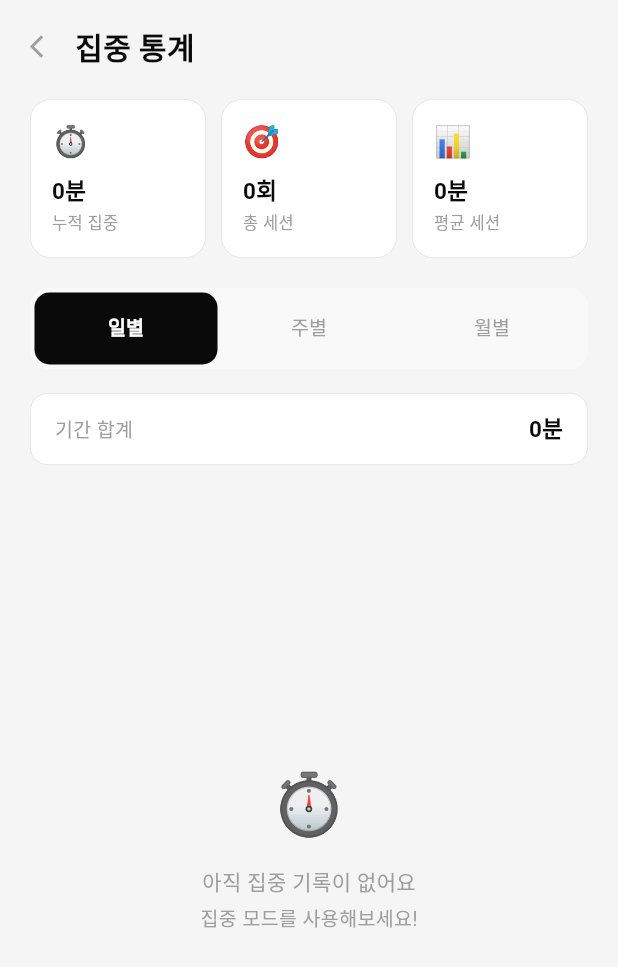
After one commit to ys7109/motivating-flutter, a Flutter app: the FocusStatsScreen screen opened directly, on a phone screen of 412 x 824 dp. The commit adds this screen. Shown: the top 967 px of the screen. Run offline on Flutter 3.47's test engine with Material 3 defaults, Android fonts, the phone set to English and light mode, and no system bars; our stand-ins replace cloud_firestore, firebase_auth, firebase_core, flutter_local_notifications, google_sign_in, permission_handler and 3 more; accounts and stored records are empty; generated files the repository leaves out were written again; network calls fail.

Commit message:
v1.5.0 - 집중 통계 화면, XP 표시 개선, 토스트 큐

```diff
--- /dev/null
+++ b/lib/screens/my/focus_stats_screen.dart
@@ -0,0 +1,310 @@
+import 'package:flutter/material.dart';
+import 'package:provider/provider.dart';
+import 'package:cloud_firestore/cloud_firestore.dart';
+import '../../utils/theme.dart';
+import '../../providers/app_provider.dart';
+
+class FocusStatsScreen extends StatefulWidget {
+  const FocusStatsScreen({super.key});
+  @override
+  State<FocusStatsScreen> createState() => _FocusStatsScreenState();
+}
+
+class _FocusStatsScreenState extends State<FocusStatsScreen> with SingleTickerProviderStateMixin {
+  late TabController _tabCtrl;
+  List<Map<String, dynamic>> _sessions = [];
+  bool _loading = true;
+
+  @override
+  void initState() {
+    super.initState();
+    _tabCtrl = TabController(length: 3, vsync: this);
+    _loadSessions();
+  }
+
+  @override
+  void dispose() {
+    _tabCtrl.dispose();
+    super.dispose();
+  }
+
+  Future<void> _loadSessions() async {
+    final uid = context.read<AppProvider>().authUser!.uid;
+    final snap = await FirebaseFirestore.instance
+        .collection('users').doc(uid).collection('focusSessions')
+        .orderBy('createdAt', descending: false)
+        .get();
+    if (mounted) setState(() {
+      _sessions = snap.docs.map((d) {
+        final data = d.data();
+        final ts = data['createdAt'] as Timestamp?;
+        return {'minutes': data['minutes'] ?? 0, 'createdAt': ts?.toDate() ?? DateTime.now()};
+      }).toList();
+      _loading = false;
+    });
+  }
+
+  // 일별 데이터 (최근 7일)
+  List<_BarData> get _dailyData {
+    final now = DateTime.now();
+    return List.generate(7, (i) {
+      final date = now.subtract(Duration(days: 6 - i));
+      final dateStr = '${date.year}-${date.month.toString().padLeft(2,'0')}-${date.day.toString().padLeft(2,'0')}';
+      final mins = _sessions.where((s) {
+        final d = s['createdAt'] as DateTime;
+        final ds = '${d.year}-${d.month.toString().padLeft(2,'0')}-${d.day.toString().padLeft(2,'0')}';
+        return ds == dateStr;
+      }).fold<int>(0, (sum, s) => sum + (s['minutes'] as int));
+      final weekDays = ['일','월','화','수','목','금','토'];
+      return _BarData(label: weekDays[date.weekday % 7], minutes: mins, isToday: i == 6);
+    });
+  }
+
+  // 주별 데이터 (최근 8주)
+  List<_BarData> get _weeklyData {
+    final now = DateTime.now();
+    return List.generate(8, (i) {
+      final weekStart = now.subtract(Duration(days: now.weekday % 7 + (7 - i) * 7 - 7 * (7 - i)));
+      final start = DateTime(now.year, now.month, now.day).subtract(Duration(days: now.weekday % 7 + (7 - i - 1) * 7));
+      final end = start.add(const Duration(days: 6));
+      final mins = _sessions.where((s) {
+        final d = s['createdAt'] as DateTime;
+        final dd = DateTime(d.year, d.month, d.day);
+        return !dd.isBefore(start) && !dd.isAfter(end);
+      }).fold<int>(0, (sum, s) => sum + (s['minutes'] as int));
+      final label = i == 7 ? '이번 주' : '${8 - i}주 전';
+      return _BarData(label: label, minutes: mins, isToday: i == 7);
+    });
+  }
+
+  // 월별 데이터 (최근 6개월)
+  List<_BarData> get _monthlyData {
+    final now = DateTime.now();
+    return List.generate(6, (i) {
+      final month = DateTime(now.year, now.month - (5 - i), 1);
+      final mins = _sessions.where((s) {
+        final d = s['createdAt'] as DateTime;
+        return d.year == month.year && d.month == month.month;
+      }).fold<int>(0, (sum, s) => sum + (s['minutes'] as int));
+      return _BarData(label: '${month.month}월', minutes: mins, isToday: i == 5);
+    });
+  }
+
+  String _formatMin(int min) {
+    if (min == 0) return '0분';
+    final h = min ~/ 60;
+    final m = min % 60;
+    if (h > 0 && m > 0) return '$h시간 $m분';
+    if (h > 0) return '$h시간';
+    return '$m분';
+  }
+
+  @override
+  Widget build(BuildContext context) {
+    final app = context.watch<AppProvider>();
+    final userData = app.userData;
+    final totalMin = userData?.totalFocusMin ?? 0;
+    final totalH = totalMin ~/ 60;
+    final totalM = totalMin % 60;
+
+    return Scaffold(
+      backgroundColor: context.bgColor,
+      body: SafeArea(
+        child: Column(children: [
+          // 헤더
+          Padding(
+            padding: const EdgeInsets.fromLTRB(20, 16, 20, 0),
+            child: Row(children: [
+              GestureDetector(
+                onTap: () => Navigator.pop(context),
+                child: Icon(Icons.arrow_back_ios, size: 18, color: context.textSecondary),
+              ),
+              const SizedBox(width: 12),
+              Text('집중 통계', style: TextStyle(fontSize: 20, fontWeight: FontWeight.w600, color: context.textPrimary)),
+            ]),
+          ),
+          const SizedBox(height: 20),
+
+          // 누적 통계 카드
+          Padding(
+            padding: const EdgeInsets.symmetric(horizontal: 20),
+            child: Row(children: [
+              _SummaryCard(
+                label: '누적 집중',
+                value: totalH > 0 ? '$totalH시간 $totalM분' : '$totalM분',
+                icon: '⏱',
+              ),
+              const SizedBox(width: 10),
+              _SummaryCard(
+                label: '총 세션',
+                value: '${_sessions.length}회',
+                icon: '🎯',
+              ),
+              const SizedBox(width: 10),
+              _SummaryCard(
+                label: '평균 세션',
+                value: _sessions.isEmpty ? '0분'
+                    : _formatMin(_sessions.fold<int>(0, (s, e) => s + (e['minutes'] as int)) ~/ _sessions.length),
+                icon: '📊',
+              ),
+            ]),
+          ),
+          const SizedBox(height: 20),
+
+          // 탭
+          Padding(
+            padding: const EdgeInsets.symmetric(horizontal: 20),
+            child: Container(
+              decoration: BoxDecoration(color: context.subtleBg, borderRadius: BorderRadius.circular(12)),
+              child: TabBar(
+                controller: _tabCtrl,
+                dividerColor: Colors.transparent,
+                indicator: BoxDecoration(color: context.primaryColor, borderRadius: BorderRadius.circular(10)),
+                indicatorSize: TabBarIndicatorSize.tab,
+                labelColor: context.isDark ? Colors.black : Colors.white,
+                unselectedLabelColor: context.textSecondary,
+                labelStyle: const TextStyle(fontSize: 13, fontWeight: FontWeight.w600),
+                unselectedLabelStyle: const TextStyle(fontSize: 13),
+                padding: const EdgeInsets.all(3),
+                tabs: const [Tab(text: '일별'), Tab(text: '주별'), Tab(text: '월별')],
+              ),
+            ),
+          ),
+          const SizedBox(height: 16),
+
+          // 차트
+          Expanded(
+            child: _loading
+                ? Center(child: CircularProgressIndicator(color: context.primaryColor))
+                : TabBarView(
+                    controller: _tabCtrl,
+                    children: [
+                      _BarChart(data: _dailyData, formatMin: _formatMin),
+                      _BarChart(data: _weeklyData, formatMin: _formatMin),
+                      _BarChart(data: _monthlyData, formatMin: _formatMin),
+                    ],
+                  ),
+          ),
+        ]),
+      ),
+    );
+  }
+}
+
+class _BarData {
+  final String label;
+  final int minutes;
+  final bool isToday;
+  const _BarData({required this.label, required this.minutes, required this.isToday});
+}
+
+class _BarChart extends StatelessWidget {
+  final List<_BarData> data;
+  final String Function(int) formatMin;
+  const _BarChart({required this.data, required this.formatMin});
+
+  @override
+  Widget build(BuildContext context) {
+    final maxMin = data.map((d) => d.minutes).fold<int>(0, (a, b) => a > b ? a : b);
+    final total = data.fold<int>(0, (s, d) => s + d.minutes);
+
+    return Padding(
+      padding: const EdgeInsets.symmetric(horizontal: 20),
+      child: Column(children: [
+        // 합계
+        Container(
+          width: double.infinity,
+          padding: const EdgeInsets.symmetric(horizontal: 16, vertical: 12),
+          decoration: BoxDecoration(color: context.surfaceColor, borderRadius: BorderRadius.circular(12), border: Border.all(color: context.borderColor, width: 0.5)),
+          child: Row(mainAxisAlignment: MainAxisAlignment.spaceBetween, children: [
+            Text('기간 합계', style: TextStyle(fontSize: 13, color: context.textSecondary)),
+            Text(formatMin(total), style: TextStyle(fontSize: 15, fontWeight: FontWeight.w600, color: context.textPrimary)),
+          ]),
+        ),
+        const SizedBox(height: 16),
+
+        // 바 차트
+        Expanded(
+          child: total == 0
+              ? Center(child: Column(mainAxisSize: MainAxisSize.min, children: [
+                  const Text('⏱', style: TextStyle(fontSize: 40)),
+                  const SizedBox(height: 12),
+                  Text('아직 집중 기록이 없어요', style: TextStyle(fontSize: 14, color: context.textSecondary)),
+                  const SizedBox(height: 4),
+                  Text('집중 모드를 사용해보세요!', style: TextStyle(fontSize: 13, color: context.textSecondary)),
+                ]))
+              : Row(
+                  crossAxisAlignment: CrossAxisAlignment.end,
+                  children: data.map((d) {
+                    final ratio = maxMin > 0 ? d.minutes / maxMin : 0.0;
+                    return Expanded(
+                      child: Padding(
+                        padding: const EdgeInsets.symmetric(horizontal: 3),
+                        child: Column(mainAxisAlignment: MainAxisAlignment.end, children: [
+                          // 값 표시 (0이 아닌 경우만)
+                          if (d.minutes > 0)
+                            Padding(
+                              padding: const EdgeInsets.only(bottom: 4),
+                              child: Text(
+                                formatMin(d.minutes),
+                                style: TextStyle(fontSize: 9, color: context.textSecondary),
+                                textAlign: TextAlign.center,
+                                overflow: TextOverflow.ellipsis,
+                              ),
+                            ),
+                          // 바
+                          AnimatedContainer(
+                            duration: const Duration(milliseconds: 600),
+                            curve: Curves.easeOut,
+                            height: ratio > 0 ? (200 * ratio).clamp(4.0, 200.0) : 4,
+                            decoration: BoxDecoration(
+                              color: d.isToday
+                                  ? context.primaryColor
+                                  : d.minutes > 0
+                                      ? context.primaryColor.withOpacity(0.4)
+                                      : context.borderColor,
+                              borderRadius: const BorderRadius.vertical(top: Radius.circular(4)),
+                            ),
+                          ),
+                          const SizedBox(height: 6),
+                          // 레이블
+                          Text(
+                            d.label,
+                            style: TextStyle(
+                              fontSize: 11,
+                              color: d.isToday ? context.primaryColor : context.textSecondary,
+                              fontWeight: d.isToday ? FontWeight.w600 : FontWeight.normal,
+                            ),
+                          ),
+                        ]),
+                      ),
+                    );
+                  }).toList(),
+                ),
+        ),
+        const SizedBox(height: 20),
+      ]),
+    );
+  }
+}
+
+class _SummaryCard extends StatelessWidget {
+  final String label, value, icon;
+  const _SummaryCard({required this.label, required this.value, required this.icon});
+  @override
+  Widget build(BuildContext context) {
+    return Expanded(
+      child: Container(
+        padding: const EdgeInsets.all(14),
+        decoration: BoxDecoration(color: context.surfaceColor, borderRadius: BorderRadius.circular(14), border: Border.all(color: context.borderColor, width: 0.5)),
+        child: Column(crossAxisAlignment: CrossAxisAlignment.start, children: [
+          Text(icon, style: const TextStyle(fontSize: 20)),
+          const SizedBox(height: 6),
+          Text(value, style: TextStyle(fontSize: 15, fontWeight: FontWeight.w600, color: context.textPrimary)),
+          const SizedBox(height: 2),
+          Text(label, style: TextStyle(fontSize: 11, color: context.textSecondary)),
+        ]),
+      ),
+    );
+  }
+}
--- a/lib/screens/my/settings_screen.dart
+++ b/lib/screens/my/settings_screen.dart
@@ -146,7 +146,7 @@ class _SettingsScreenState extends State<SettingsScreen> {
               ]),
 
               _Section(title: '앱 정보', children: [
-                const _InfoItem(label: '버전', value: '1.4.1'),
+                const _InfoItem(label: '버전', value: '1.5.0'),
                 const _InfoItem(label: '빌드', value: '2026.04.27'),
               ]),
 
--- a/pubspec.yaml
+++ b/pubspec.yaml
@@ -1,7 +1,7 @@
 name: motivating
 description: Gamified productivity app
 publish_to: 'none'
-version: 1.4.1+1
+version: 1.5.0+1
 
 environment:
   sdk: '>=3.0.0 <4.0.0'
```
Also changed, not shown: lib/main.dart (+22 -10 lines), lib/providers/app_provider.dart (+80 -27 lines), lib/screens/goals/goals_screen.dart (+31 -13 lines), lib/screens/home/home_screen.dart (+26 -14 lines), lib/screens/my/my_screen.dart (+30 -44 lines).
